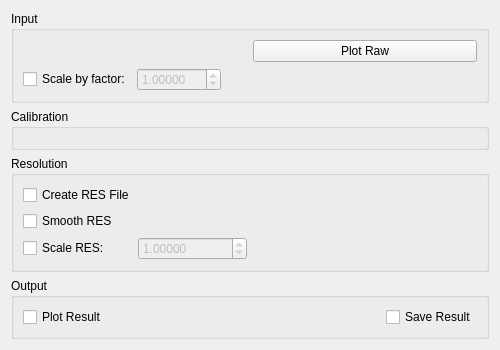
Qt form MantidQt/CustomInterfaces/inc/MantidQtCustomInterfaces/Indirect/ISISCalibration.ui (mantidproject/mantid) before a commit.
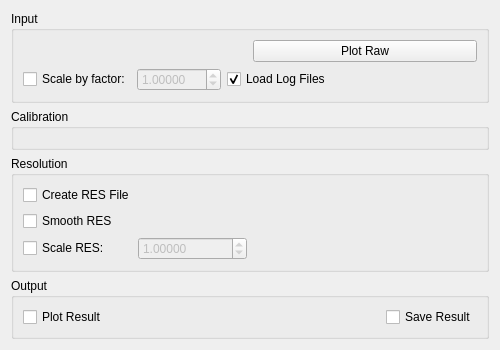
The same form after that commit. Custom widgets are drawn as their Qt base class.

Commit message:
Update interface with checkbox
Refs #15989

```diff
--- a/MantidQt/CustomInterfaces/inc/MantidQtCustomInterfaces/Indirect/ISISCalibration.ui
+++ b/MantidQt/CustomInterfaces/inc/MantidQtCustomInterfaces/Indirect/ISISCalibration.ui
@@ -92,7 +92,17 @@
           </property>
          </widget>
         </item>
-        <item>
+         <item>
+           <widget class="QCheckBox" name="ckLoadLogFiles">
+             <property name="text">
+               <string>Load Log Files</string>
+             </property>
+             <property name="checked">
+               <bool>true</bool>
+             </property>
+           </widget>
+         </item>
+         <item>
          <spacer name="horizontalSpacer_2">
           <property name="orientation">
            <enum>Qt::Horizontal</enum>
```
